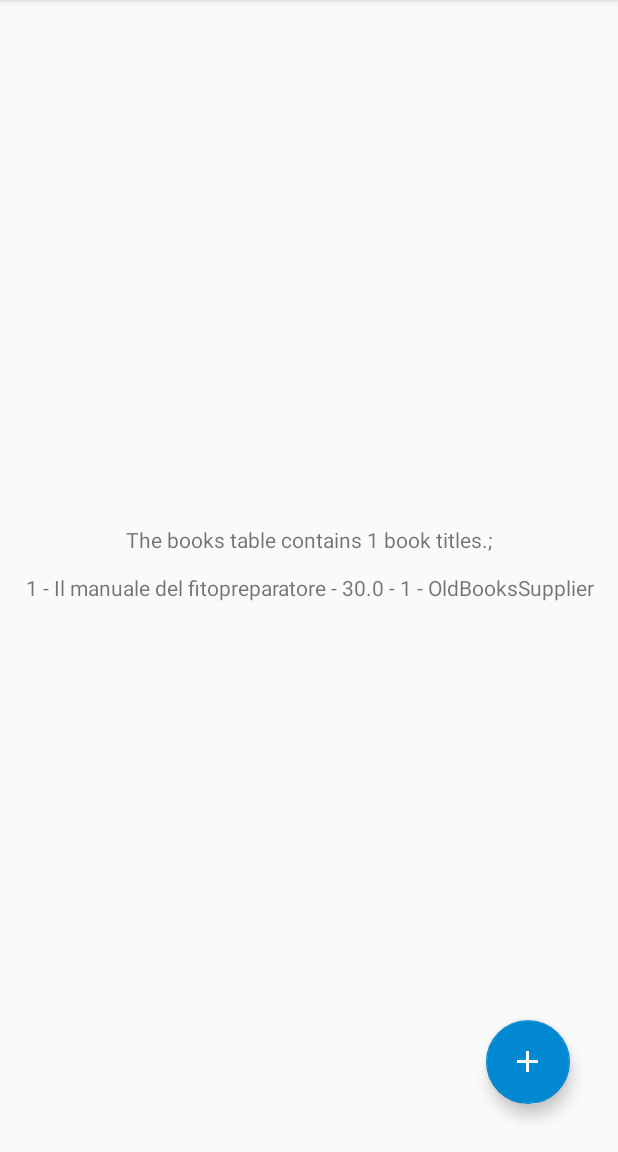
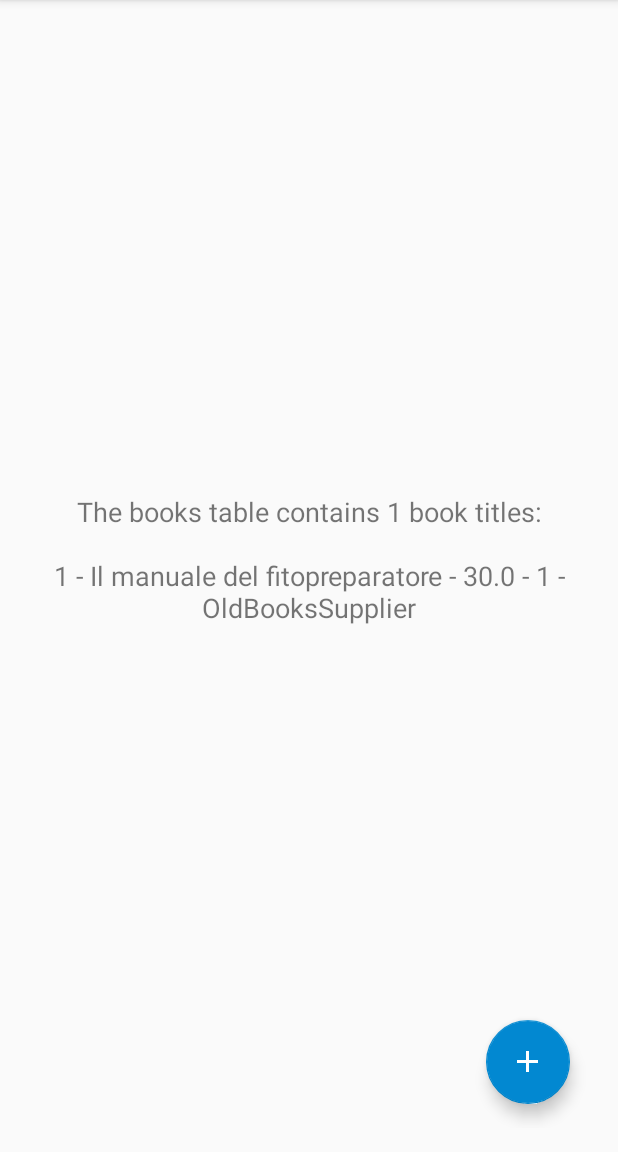
Before and after one commit to Clacli/MyBookInventory, an Android app: the screen it shows after launch (BookListActivity), in the options menu, after a tap on "Add Sample Book", on a phone screen of 412 x 824 dp, the part 84-1236 px from its top. Run offline under Robolectric (Android 15) with nearby library versions, the phone set to English and light mode, and no system bars; 4 statements that could not run were skipped.

Commit message:
Create variation of layout for BookManagingActivity

```diff
--- a/app/src/main/java/com/example/claudiabee/mybookinventory/BookManagingActivity.java
+++ b/app/src/main/java/com/example/claudiabee/mybookinventory/BookManagingActivity.java
@@ -52,7 +52,7 @@ public class BookManagingActivity extends AppCompatActivity {
     @Override
     protected void onCreate(Bundle savedInstanceState) {
         super.onCreate(savedInstanceState);
-        setContentView(R.layout.activity_book_managing);
+        setContentView(R.layout.activity_book_edit);
 
         // Instantiate the EditText that we will need to read user input from
         mEditBookTitle = (EditText) findViewById(R.id.edit_book_title);
--- a/app/src/main/res/layout/activity_book_list.xml
+++ b/app/src/main/res/layout/activity_book_list.xml
@@ -11,7 +11,8 @@
         android:layout_width="match_parent"
         android:layout_height="match_parent"
         android:layout_centerInParent="true"
-        android:gravity="center" />
+        android:gravity="center"
+        android:textSize="@dimen/text_size"/>
 
     <android.support.design.widget.FloatingActionButton
         android:id="@+id/fab"
--- a/app/src/main/res/layout/activity_book_managing.xml
+++ b/app/src/main/res/layout/activity_book_managing.xml
@@ -133,6 +133,7 @@
         style="@style/FabStyle"
         app:layout_constraintBottom_toTopOf="@+id/edit_book_title"
         app:layout_constraintEnd_toEndOf="parent"
-        app:layout_constraintTop_toTopOf="parent" />
+        app:layout_constraintTop_toTopOf="parent"
+        android:layout_margin="16dp"/>
 
 </android.support.constraint.ConstraintLayout>
--- a/app/src/main/res/values/strings.xml
+++ b/app/src/main/res/values/strings.xml
@@ -52,6 +52,6 @@
     <string name="not_out_of_print">No</string>
 
     <!-- Text of the message with the count of the books in the table [CHAR LIMIT=NONE] -->
-    <string name="book_count_message">The books table contains %d book titles.;\n</string>
+    <string name="book_count_message">The books table contains %d book titles:\n</string>
 
 </resources>
--- a/app/src/main/res/values/styles.xml
+++ b/app/src/main/res/values/styles.xml
@@ -32,6 +32,9 @@
         <item name="android:layout_height">wrap_content</item>
         <item name="android:layout_margin">@dimen/fab_layout_margin</item>
         <item name="android:src">@drawable/ic_add</item>
+        <item name="android:layout_alignParentBottom">true</item>
+        <item name="android:layout_alignParentEnd">true</item>
+        <item name="android:layout_alignParentRight">true</item>
     </style>
 
 </resources>
```
